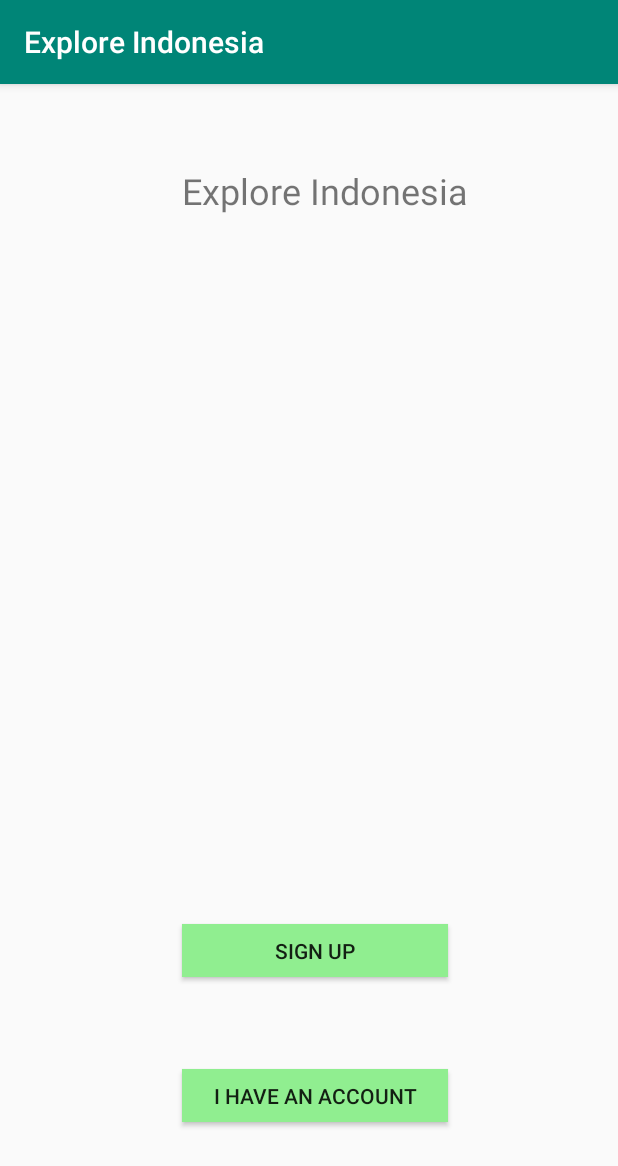
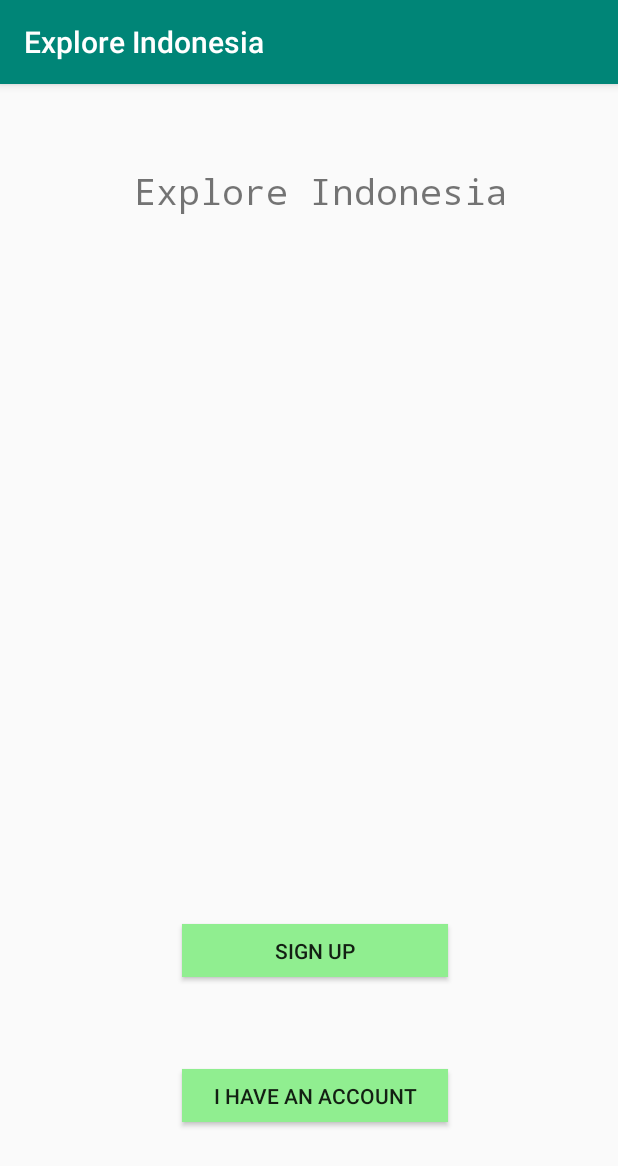
Before and after one commit to ditaprll/ExploreIndonesiaa, an Android app: the homepage screen opened directly, with no data from a screen before it, on a phone screen of 412 x 824 dp. Shown: the top 1166 px of the screen. Run offline under Robolectric (Android 15) with nearby library versions, the phone set to English and light mode, and no system bars.

Commit message:
perubahan layout ref #32

```diff
--- a/app/src/main/res/layout/activity_homepage.xml
+++ b/app/src/main/res/layout/activity_homepage.xml
@@ -31,7 +31,7 @@
         app:layout_constraintStart_toStartOf="parent" />
 
     <Button
-        android:id="@+id/bttnRegist"
+        android:id="@+id/bttnSignUp"
         android:layout_width="177dp"
         android:layout_height="35dp"
         android:layout_alignParentStart="true"
@@ -58,6 +58,7 @@
         android:id="@+id/welcome"
         android:layout_width="wrap_content"
         android:layout_height="wrap_content"
+        android:fontFamily="monospace"
         android:text="Explore Indonesia"
         android:textSize="24sp"
         app:layout_constraintBottom_toBottomOf="parent"
```
